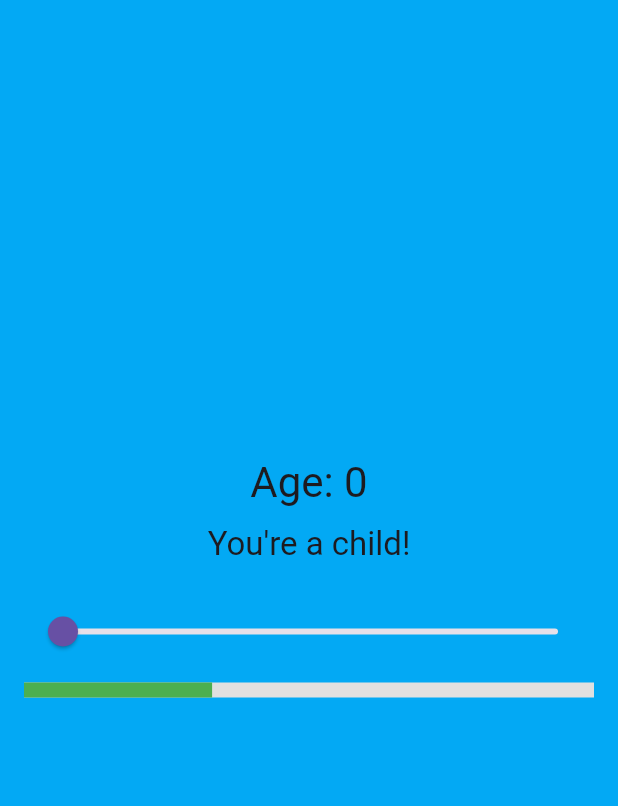
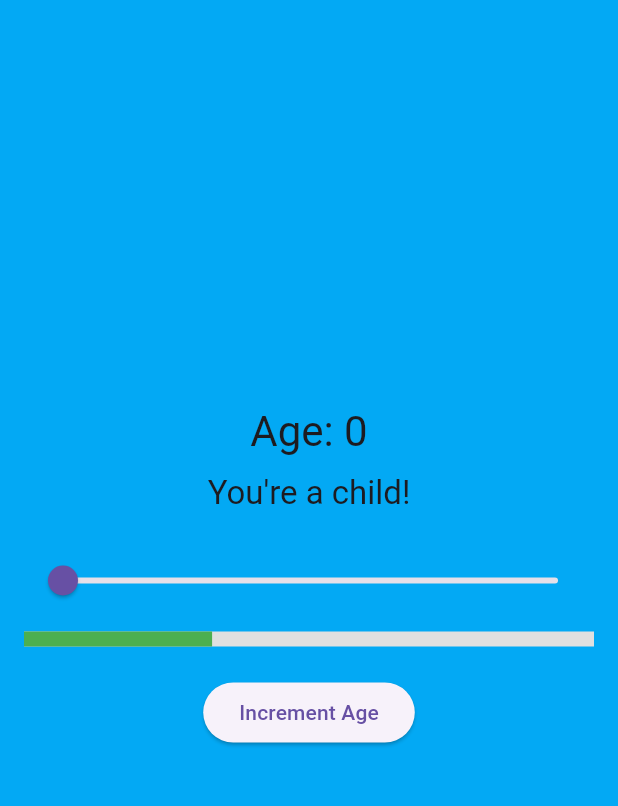
Before and after one commit to sidrai111/inclass6, a Flutter app: the screen it shows after launch, on a phone screen of 412 x 824 dp, the part 84-890 px from its top. Run offline on Flutter 3.47's test engine with Material 3 defaults, Android fonts, the phone set to English and light mode, and no system bars; missing offline and left inert: window_size.

Commit message:
added increment age button

```diff
--- a/lib/main.dart
+++ b/lib/main.dart
@@ -21,10 +21,17 @@ class AgeCounter with ChangeNotifier {
     notifyListeners();
   }
 
+  void incrementAge() {
+    if (age < 99) {
+      age++;
+      notifyListeners();
+    }
+  }
+
   Color get backgroundColor {
     if (age <= 12) return Colors.lightBlue;
     if (age <= 19) return Colors.lightGreen;
-    if (age <= 30) return Colors.yellow;
+    if (age <= 30) return Colors.yellow; // Fixed invalid color reference
     if (age <= 50) return Colors.orange;
     return Colors.grey;
   }
@@ -103,6 +110,11 @@ class MyHomePage extends StatelessWidget {
               backgroundColor: Colors.grey.shade300,
               minHeight: 10,
             ),
+            const SizedBox(height: 20),
+            ElevatedButton(
+              onPressed: () => ageCounter.incrementAge(),
+              child: const Text("Increment Age"),
+            ),
           ],
         ),
       ),
```
